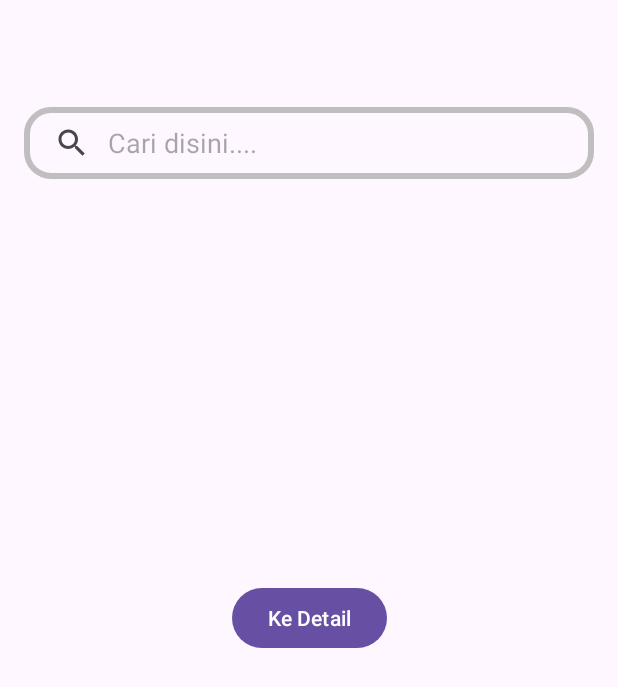
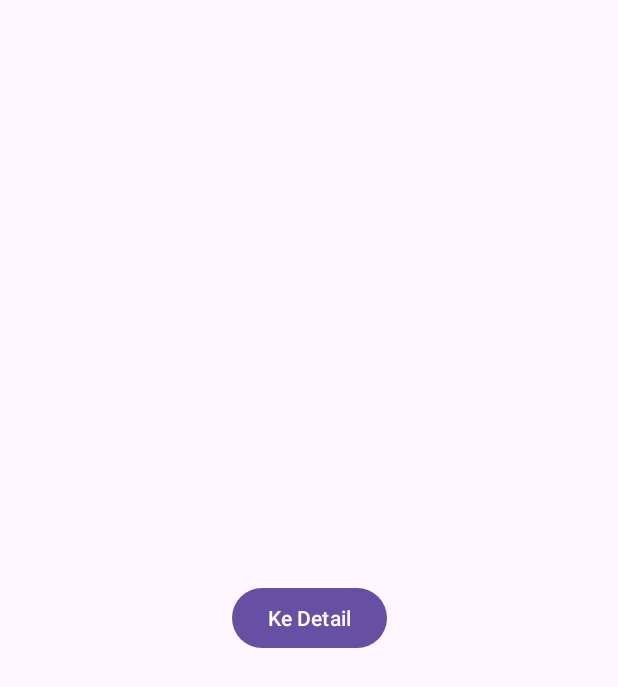
Before and after one commit to Bersama-Team/Tugas-Besar-Pemrograman-Mobile, an Android app: the screen it shows after launch (MainActivity), on a phone screen of 412 x 824 dp. Shown: the top 687 px of the screen. Run offline under Robolectric (Android 15) with nearby library versions, the phone set to English and light mode, and no system bars.

Commit message:
Revert "Merge remote-tracking branch 'origin/main'"
This reverts commit 1eec694493cb679d7d53ed517b2d597bf3402734, reversing
changes made to 4072b14abbcd49c5be5c7144fbf5c2d2c36dd1a2.

```diff
--- a/app/src/main/res/drawable/baseline_search_24.xml
+++ /dev/null
@@ -1,5 +0,0 @@
-<vector android:autoMirrored="true" android:height="24dp"
-    android:tint="#000000" android:viewportHeight="26"
-    android:viewportWidth="26" android:width="26dp" xmlns:android="http://schemas.android.com/apk/res/android">
-    <path android:fillColor="@android:color/white" android:pathData="M15.5,14h-0.79l-0.28,-0.27C15.41,12.59 16,11.11 16,9.5 16,5.91 13.09,3 9.5,3S3,5.91 3,9.5 5.91,16 9.5,16c1.61,0 3.09,-0.59 4.23,-1.57l0.27,0.28v0.79l5,4.99L20.49,19l-4.99,-5zM9.5,14C7.01,14 5,11.99 5,9.5S7.01,5 9.5,5 14,7.01 14,9.5 11.99,14 9.5,14z"/>
-</vector>
--- a/app/src/main/res/drawable/searchview_background.xml
+++ /dev/null
@@ -1,11 +0,0 @@
-<?xml version="1.0" encoding="utf-8"?>
-<shape xmlns:android="http://schemas.android.com/apk/res/android"
-    android:shape="rectangle">
-
-    <corners
-        android:radius="16dp"/>
-    <stroke
-        android:color="#C0BEBE"
-        android:width="4dp"/>
-
-</shape>
--- a/app/src/main/res/layout/activity_main.xml
+++ b/app/src/main/res/layout/activity_main.xml
@@ -5,21 +5,6 @@
     android:layout_width="match_parent"
     android:layout_height="match_parent"
     tools:context=".MainActivity">
-
-    <SearchView
-        android:id="@+id/searchView"
-        android:layout_width="match_parent"
-        android:layout_height="wrap_content"
-        android:layout_marginHorizontal="16dp"
-        android:background="@drawable/searchview_background"
-        android:iconifiedByDefault="false"
-        android:queryBackground="@android:color/transparent"
-        android:queryHint="Cari disini...."
-        app:layout_constraintBottom_toBottomOf="parent"
-        app:layout_constraintTop_toTopOf="parent"
-        app:layout_constraintVertical_bias="0.092"
-        tools:ignore="MissingConstraints"
-        tools:layout_editor_absoluteX="16dp" />
 
     <Button
         android:id="@+id/btn_detail"
@@ -32,5 +17,4 @@
         app:layout_constraintTop_toTopOf="parent"
         tools:ignore="MissingConstraints" />
 
-
 </androidx.constraintlayout.widget.ConstraintLayout>
```
Also changed, not shown: app/src/main/res/layout/detail_tugas.xml (+2 -9 lines), app/src/main/java/com/example/tugasbesarpemrogramanmobile/MainActivity.kt (line endings or trailing spaces), 1 other file.
